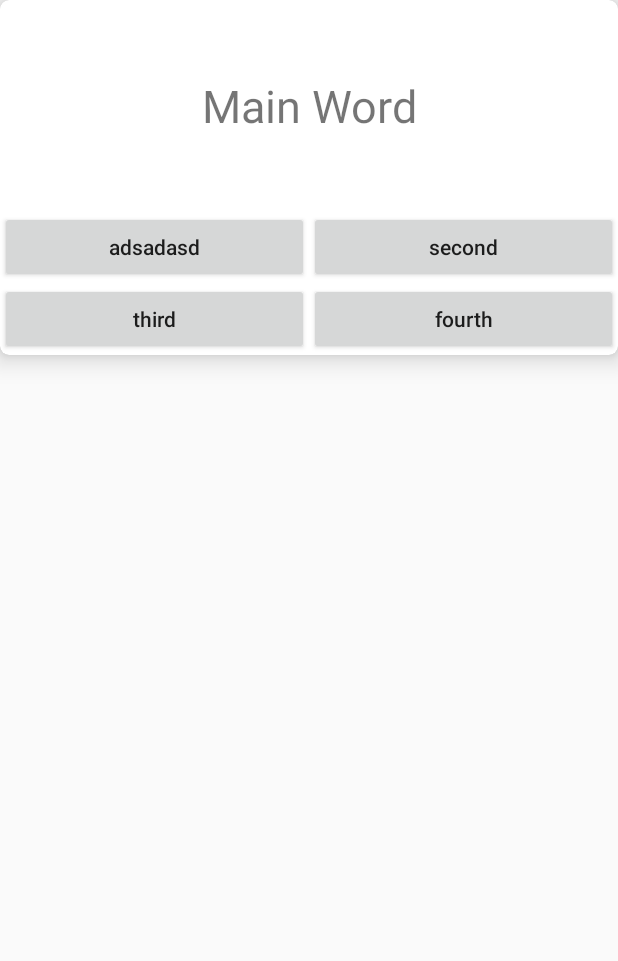
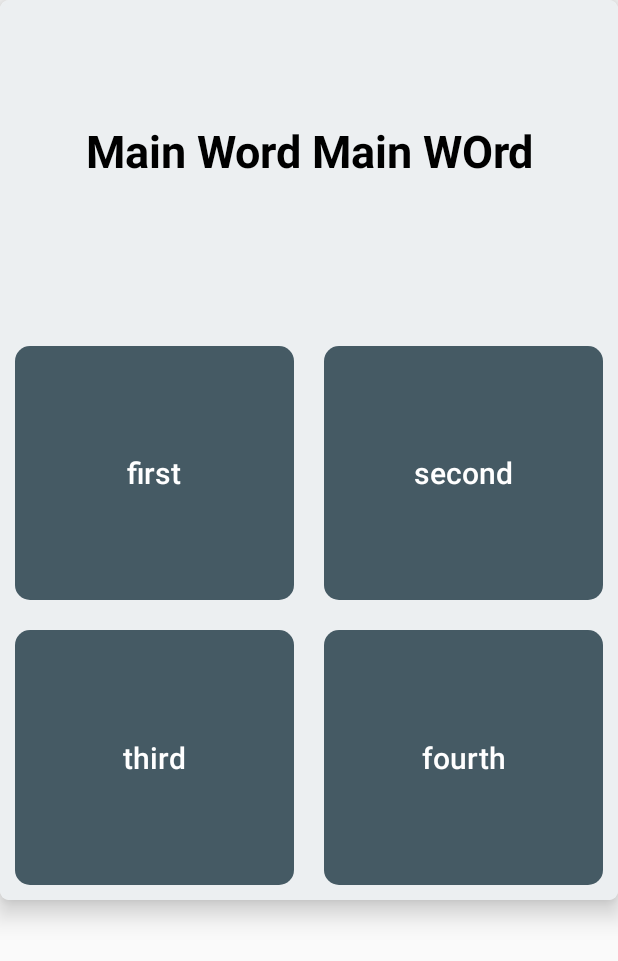
Before and after one commit to okisad/Memofication, an Android app: the layout word_card_card_layout.xml on its own in the app's theme, with its tools: preview values and no code run, on a phone screen of 412 x 824 dp. Shown: the top 961 px of the screen. Run offline under Robolectric (Android 15) with nearby library versions, the light colour scheme and no system bars.

Commit message:
görsel düzeltildi

```diff
--- a/app/src/main/res/drawable/card_background.xml
+++ b/app/src/main/res/drawable/card_background.xml
@@ -7,9 +7,10 @@
 
      android:color="@color/blue_grey_800"/>-->
 
-    <gradient android:startColor="@color/claret_700"
-              android:centerColor="@color/claret_700"
-              android:endColor="@color/claret_700"/>
+    <gradient android:centerColor="@color/blue_grey_700"
+            android:endColor="@color/blue_grey_700"
+              android:startColor="@color/blue_grey_700"
+        />
     <corners
         android:radius="10dp"/>
 </shape>
--- a/app/src/main/res/layout/activity_level_base_layout_card_view_word_test_card.xml
+++ b/app/src/main/res/layout/activity_level_base_layout_card_view_word_test_card.xml
@@ -75,7 +75,7 @@
                     android:layout_weight="1"
                     android:layout_height="wrap_content"
                     android:textAllCaps="false"
-                    android:text="Hayır"
+                    android:text="Hayırs"
                     android:layout_margin="2dp"
                     />
                 <Button
--- a/app/src/main/res/layout/word_card_card_layout.xml
+++ b/app/src/main/res/layout/word_card_card_layout.xml
@@ -7,76 +7,96 @@
     card_view:cardCornerRadius="6dp"
     card_view:cardElevation="10dp"
     >
-
     <LinearLayout
         android:layout_width="match_parent"
-        android:layout_height="wrap_content"
-        android:minHeight="200dp"
+        android:layout_height="match_parent"
+        android:background="@color/blue_grey_50"
+        android:minHeight="600dp"
         android:orientation="vertical">
 
-        <RelativeLayout
+        <LinearLayout
             android:layout_width="match_parent"
             android:layout_height="wrap_content"
-            android:layout_marginTop="50dp">
+            android:layout_marginTop="80dp"
+            android:layout_marginBottom="80dp">
 
             <TextView
                 android:id="@+id/word_card_card_layout_main_word_text"
                 android:layout_width="match_parent"
                 android:layout_height="wrap_content"
-                android:gravity="center"
-                android:text="Main Word"
+                android:gravity="center_horizontal"
+                android:text="Main Word Main WOrd"
+                android:textStyle="bold"
+                android:textColor="@color/black"
                 android:textSize="30sp"/>
-        </RelativeLayout>
+        </LinearLayout>
 
-        <RelativeLayout
+        <LinearLayout
             android:layout_width="match_parent"
-            android:layout_height="match_parent"
-            android:layout_marginTop="50dp"
+            android:layout_height="0dp"
+            android:layout_weight="1"
+            android:layout_marginTop="20dp"
+            android:orientation="vertical"
             >
             <LinearLayout
                 android:id="@+id/word_card_card_layout_top_linear_layout"
                 android:layout_width="match_parent"
-                android:layout_height="wrap_content"
+                android:layout_height="0dp"
+                android:layout_weight="1"
                 android:orientation="horizontal"
-                android:baselineAligned="true">
+                >
                 <Button
                     android:id="@+id/word_card_card_layout_first_button"
-                    android:layout_width="wrap_content"
-                    android:layout_height="wrap_content"
+                    android:background="@drawable/card_background"
+                    android:layout_width="0dp"
+                    android:layout_height="match_parent"
                     android:layout_weight="1"
+                    android:layout_margin="10dp"
+                    android:textSize="20sp"
+                    android:textColor="@color/white"
                     android:textAllCaps="false"
-                    android:singleLine="false"
-                    android:maxLines="2"
-                    android:text="adsadasd"/>
+                    android:text="first"/>
                 <Button
                     android:id="@+id/word_card_card_layout_second_button"
-                    android:layout_width="wrap_content"
-                    android:layout_height="wrap_content"
+                    android:background="@drawable/card_background"
+                    android:layout_width="0dp"
+                    android:layout_height="match_parent"
                     android:layout_weight="1"
+                    android:layout_margin="10dp"
+                    android:textSize="20sp"
+                    android:textColor="@color/white"
                     android:textAllCaps="false"
                     android:text="second"/>
             </LinearLayout>
             <LinearLayout
                 android:id="@+id/word_card_card_layout_bottom_linear_layout"
-                android:layout_below="@id/word_card_card_layout_top_linear_layout"
                 android:layout_width="match_parent"
-                android:layout_height="wrap_content"
+                android:layout_height="0dp"
+                android:layout_weight="1"
                 android:orientation="horizontal">
                 <Button
                     android:id="@+id/word_card_card_layout_third_button"
-                    android:layout_width="wrap_content"
-                    android:layout_height="wrap_content"
+                    android:background="@drawable/card_background"
+                    android:layout_width="0dp"
+                    android:layout_height="match_parent"
                     android:layout_weight="1"
+                    android:layout_margin="10dp"
+                    android:textSize="20sp"
+                    android:textColor="@color/white"
                     android:textAllCaps="false"
                     android:text="third"/>
                 <Button
                     android:id="@+id/word_card_card_layout_fourth_button"
-                    android:layout_width="wrap_content"
-                    android:layout_height="wrap_content"
+                    android:background="@drawable/card_background"
+                    android:layout_width="0dp"
+                    android:layout_height="match_parent"
                     android:layout_weight="1"
+                    android:layout_margin="10dp"
+                    android:textSize="20sp"
+                    android:textColor="@color/white"
                     android:textAllCaps="false"
                     android:text="fourth"/>
             </LinearLayout>
-        </RelativeLayout>
+        </LinearLayout>
     </LinearLayout>
 </android.support.v7.widget.CardView>
```
Also changed, not shown: app/src/main/res/layout/activity_placement_test.xml (+2 -37 lines).
